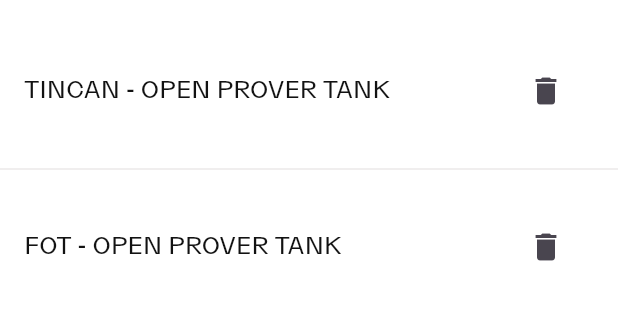
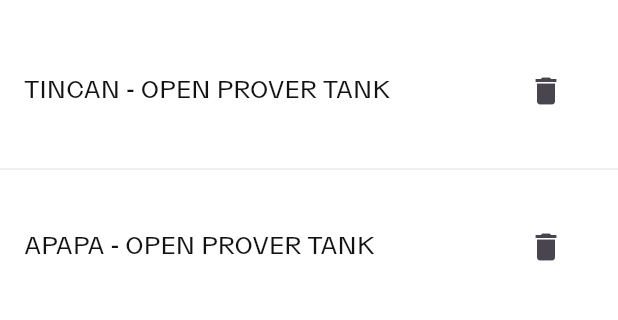
Before and after one commit to Arch-Unique/BestafToolkit, a Flutter app: the RefInstrumentsPage screen opened directly, on a phone screen of 412 x 824 dp, the part 95-415 px from its top. Run offline on Flutter 3.47's test engine with Material 3 defaults, Android fonts, the phone set to English and light mode, and no system bars; our stand-ins replace cached_network_image, connectivity_plus, dio, file_picker, flutter_svg, get and 8 more; missing offline and left inert: docx_template, file_saver, flutter_archive, flutter_onedrive, flutter_pdfview, syncfusion_flutter_signaturepad; accounts and stored records are empty; statements that could not run were skipped.

```diff
--- a/lib/src/utils/enums/enums.dart
+++ b/lib/src/utils/enums/enums.dart
@@ -88,7 +88,7 @@
 
 enum ToolkitLocation {
   tincan("TINCAN"),
-  apapa("FOT");
+  apapa("APAPA");
 
   final String title;
   const ToolkitLocation(this.title);
```
